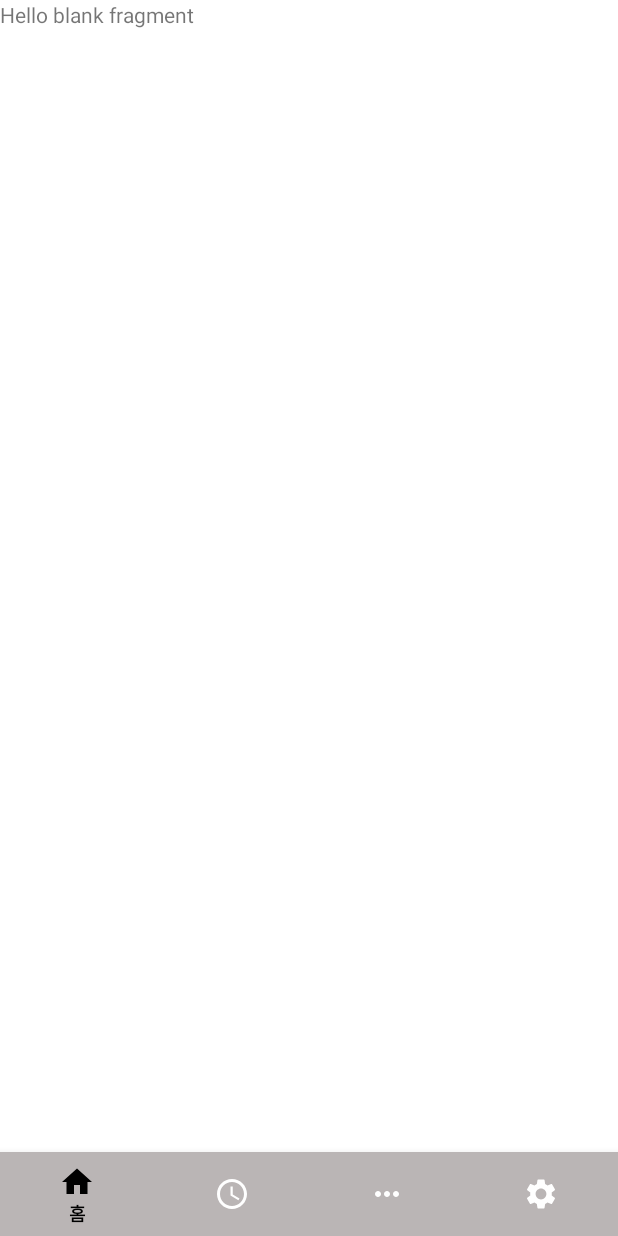
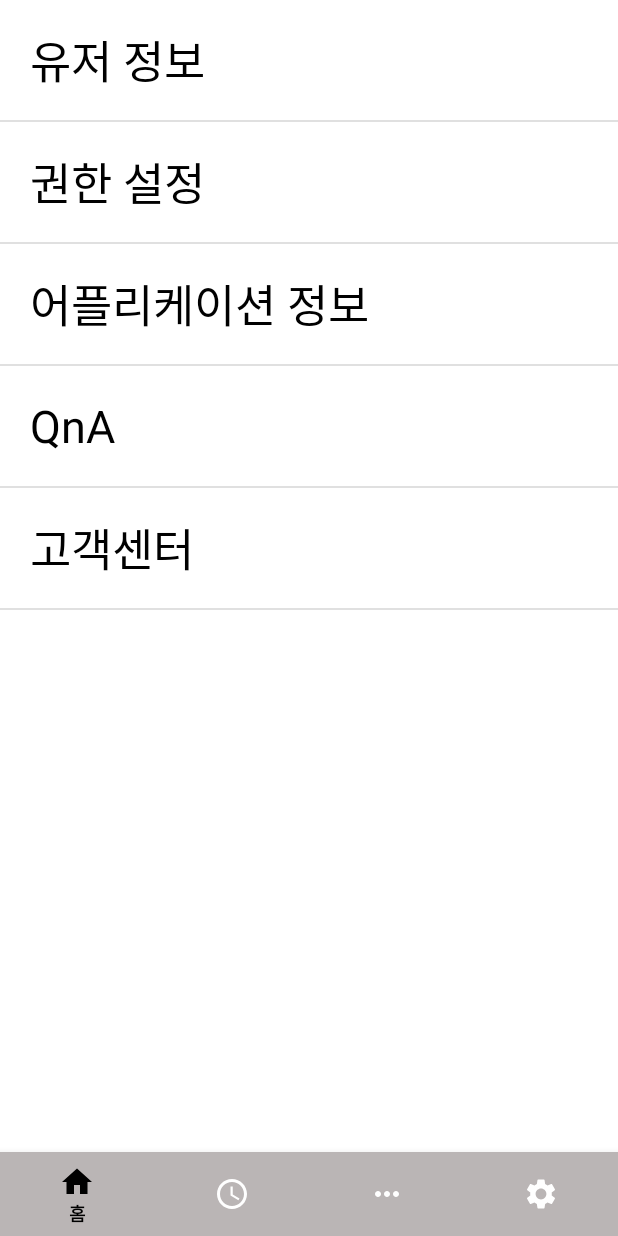
Before and after one commit to sdds3441/coffee, an Android app: the fragment SettingFragment placed in its activity, on a phone screen of 412 x 824 dp. Run offline under Robolectric (Android 15) with nearby library versions, the phone set to English and light mode, and no system bars.

Commit message:
settingtfragment 설정

```diff
--- a/app/src/main/AndroidManifest.xml
+++ b/app/src/main/AndroidManifest.xml
@@ -1,7 +1,7 @@
 <?xml version="1.0" encoding="utf-8"?>
 <manifest xmlns:android="http://schemas.android.com/apk/res/android"
     xmlns:tools="http://schemas.android.com/tools">
-
+    <uses-permission android:name="android.permission.INTERNET" />
     <application
         android:allowBackup="true"
         android:dataExtractionRules="@xml/data_extraction_rules"
@@ -11,7 +11,8 @@
         android:roundIcon="@mipmap/ic_launcher_round"
         android:supportsRtl="true"
         android:theme="@style/Theme.Coffee"
-        tools:targetApi="31">
+        tools:targetApi="31"
+        android:usesCleartextTraffic="true">
         <activity
             android:name=".NaviActivity"
             android:exported="true">
--- /dev/null
+++ b/app/src/main/java/com/example/coffee/SettingAdapter.kt
@@ -0,0 +1,32 @@
+package com.example.coffee
+
+import android.content.Context
+import android.view.LayoutInflater
+import android.view.View
+import android.view.ViewGroup
+import android.widget.TextView
+import android.widget.Toast
+import androidx.recyclerview.widget.RecyclerView
+
+class SettingAdapter(val itemList: ArrayList<SettingItem>) :
+RecyclerView.Adapter<SettingAdapter.BoardViewHolder>() {
+
+    override fun onCreateViewHolder(parent: ViewGroup, viewType: Int): BoardViewHolder {
+        val view = LayoutInflater.from(parent.context).inflate(R.layout.setting_item, parent, false)
+        return BoardViewHolder(view)
+    }
+
+    override fun onBindViewHolder(holder: BoardViewHolder, position: Int) {
+        holder.tv_time.text = itemList[position].set_val
+    }
+
+    override fun getItemCount(): Int {
+        return itemList.count()
+    }
+
+
+    inner class BoardViewHolder(itemView: View) : RecyclerView.ViewHolder(itemView) {
+        val tv_time = itemView.findViewById<TextView>(R.id.setting_val)
+
+    }
+}
--- a/app/src/main/java/com/example/coffee/SettingFragment.kt
+++ b/app/src/main/java/com/example/coffee/SettingFragment.kt
@@ -1,31 +1,41 @@
 package com.example.coffee
 
+import android.content.Context
+import android.content.Intent
 import android.os.Bundle
+import android.util.Log
 import androidx.fragment.app.Fragment
 import android.view.LayoutInflater
 import android.view.View
 import android.view.ViewGroup
+import android.widget.LinearLayout
+import androidx.recyclerview.widget.DividerItemDecoration
+import androidx.recyclerview.widget.LinearLayoutManager
+import androidx.recyclerview.widget.LinearLayoutManager.VERTICAL
+import com.example.coffee.databinding.FragmentSettingBinding
+import com.example.coffee.databinding.FragmentTimesetBinding
+import com.example.coffee.databinding.ListItemBinding
+import com.example.coffee.databinding.SettingItemBinding
 
-// TODO: Rename parameter arguments, choose names that match
-// the fragment initialization parameters, e.g. ARG_ITEM_NUMBER
-private const val ARG_PARAM1 = "param1"
-private const val ARG_PARAM2 = "param2"
+class SettingFragment : Fragment() {
 
-/**
- * A simple [Fragment] subclass.
- * Use the [SettingFragment.newInstance] factory method to
- * create an instance of this fragment.
- */
-class SettingFragment : Fragment() {
-    // TODO: Rename and change types of parameters
-    private var param1: String? = null
-    private var param2: String? = null
+
+    lateinit var naviActivity: NaviActivity
+
+    lateinit var settingAdapter: SettingAdapter
+
+    private var selected_set_val: Int = 0
+
+    override fun onAttach(context: Context) {
+        super.onAttach(context)
+
+        naviActivity = context as NaviActivity
+
+    }
 
     override fun onCreate(savedInstanceState: Bundle?) {
         super.onCreate(savedInstanceState)
         arguments?.let {
-            param1 = it.getString(ARG_PARAM1)
-            param2 = it.getString(ARG_PARAM2)
         }
     }
 
@@ -33,27 +43,30 @@ class SettingFragment : Fragment() {
         inflater: LayoutInflater, container: ViewGroup?,
         savedInstanceState: Bundle?
     ): View? {
-        // Inflate the layout for this fragment
-        return inflater.inflate(R.layout.fragment_setting, container, false)
-    }
+        val binding = FragmentSettingBinding.inflate(inflater, container, false)
+        val binding2 = SettingItemBinding.inflate(inflater, container, false)
 
-    companion object {
-        /**
-         * Use this factory method to create a new instance of
-         * this fragment using the provided parameters.
-         *
-         * @param param1 Parameter 1.
-         * @param param2 Parameter 2.
-         * @return A new instance of fragment SettingFragment.
-         */
-        // TODO: Rename and change types and number of parameters
-        @JvmStatic
-        fun newInstance(param1: String, param2: String) =
-            SettingFragment().apply {
-                arguments = Bundle().apply {
-                    putString(ARG_PARAM1, param1)
-                    putString(ARG_PARAM2, param2)
-                }
-            }
+        val list = ArrayList<SettingItem>()
+        list.add(SettingItem("유저 정보"))
+        list.add(SettingItem("권한 설정"))
+        list.add(SettingItem("어플리케이션 정보"))
+        list.add(SettingItem("QnA"))
+        list.add(SettingItem("고객센터"))
+
+        settingAdapter=SettingAdapter(list)
+        settingAdapter.notifyDataSetChanged()
+
+        binding.setList.adapter=settingAdapter
+
+        binding.setList.layoutManager=LinearLayoutManager(naviActivity,LinearLayoutManager.VERTICAL,false)
+
+        val decoration=DividerItemDecoration(naviActivity,VERTICAL)
+
+        binding.setList.addItemDecoration(decoration)
+
+
+
+        return binding.root
+
     }
 }
--- /dev/null
+++ b/app/src/main/java/com/example/coffee/SettingItem.kt
@@ -0,0 +1,3 @@
+package com.example.coffee
+
+data class SettingItem(val set_val:String)
--- a/app/src/main/res/layout/fragment_setting.xml
+++ b/app/src/main/res/layout/fragment_setting.xml
@@ -1,14 +1,20 @@
 <?xml version="1.0" encoding="utf-8"?>
 <FrameLayout xmlns:android="http://schemas.android.com/apk/res/android"
+    xmlns:app="http://schemas.android.com/apk/res-auto"
     xmlns:tools="http://schemas.android.com/tools"
     android:layout_width="match_parent"
     android:layout_height="match_parent"
     tools:context=".SettingFragment">
 
-    <!-- TODO: Update blank fragment layout -->
-    <TextView
+    <androidx.recyclerview.widget.RecyclerView
         android:layout_width="match_parent"
-        android:layout_height="match_parent"
-        android:text="@string/hello_blank_fragment" />
+        android:layout_height="wrap_content"
+        android:id="@+id/set_list"
+        app:layoutManager="androidx.recyclerview.widget.LinearLayoutManager"
+        android:orientation="vertical"
+        tools:listitem="@layout/setting_item"
+        app:layout_constraintTop_toBottomOf="parent"
+        app:layout_constraintLeft_toLeftOf="parent"
+        app:layout_constraintRight_toRightOf="parent"/>
 
 </FrameLayout>
--- /dev/null
+++ b/app/src/main/res/layout/setting_item.xml
@@ -0,0 +1,33 @@
+<?xml version="1.0" encoding="utf-8"?>
+<androidx.constraintlayout.widget.ConstraintLayout xmlns:android="http://schemas.android.com/apk/res/android"
+    xmlns:app="http://schemas.android.com/apk/res-auto"
+    xmlns:tools="http://schemas.android.com/tools"
+    android:layout_width="match_parent"
+    android:layout_height="wrap_content"
+    >
+
+    <androidx.constraintlayout.widget.ConstraintLayout
+        android:id="@+id/set_view"
+        android:layout_width="match_parent"
+        android:layout_height="wrap_content"
+        app:layout_constraintEnd_toEndOf="parent"
+        app:layout_constraintStart_toStartOf="parent"
+        app:layout_constraintTop_toTopOf="parent">
+
+        <TextView
+            android:layout_width="match_parent"
+            android:text="설"
+            android:gravity="center_vertical"
+            android:layout_marginLeft="20dp"
+            android:textColor="@color/black"
+            android:id="@+id/setting_val"
+            android:textSize="30sp"
+            android:layout_height="80dp"
+            app:layout_constraintEnd_toEndOf="parent"
+            app:layout_constraintStart_toStartOf="parent"
+            app:layout_constraintTop_toTopOf="parent"/>
+
+
+    </androidx.constraintlayout.widget.ConstraintLayout>
+
+</androidx.constraintlayout.widget.ConstraintLayout>
```
Also changed, not shown: app/src/main/java/com/example/coffee/TimeSettingActivity.kt (+78 -6 lines).
